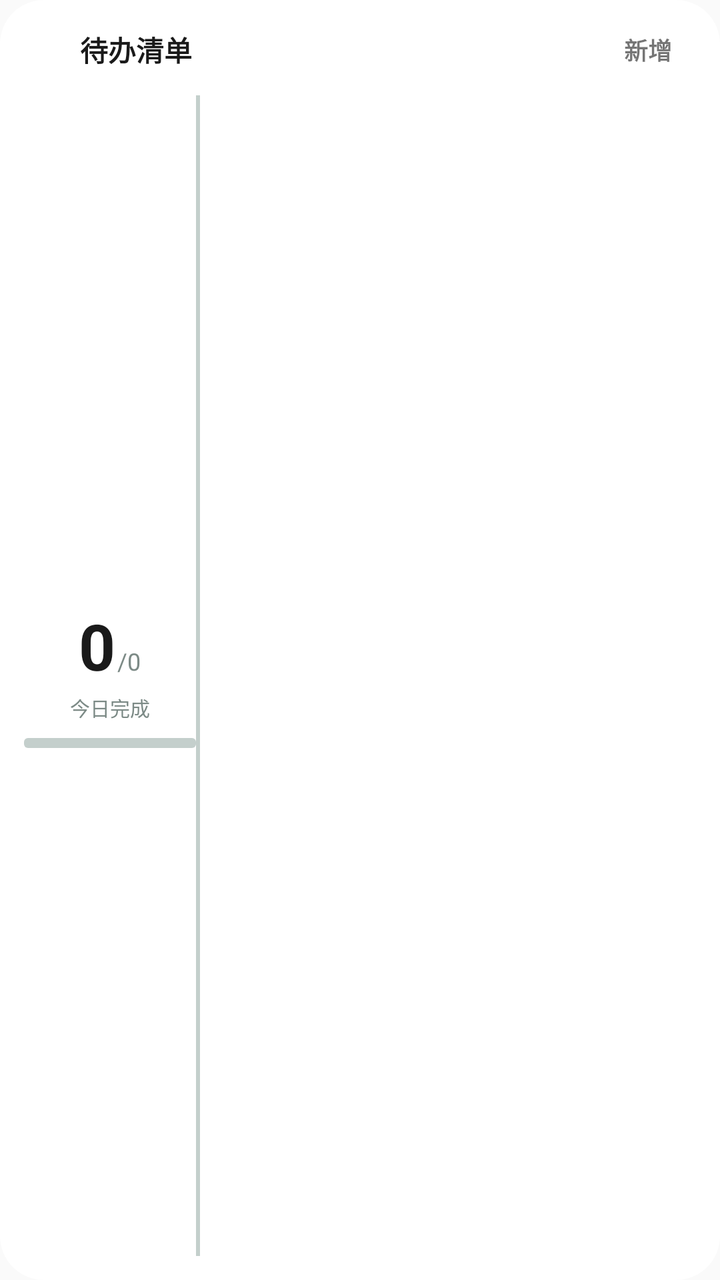
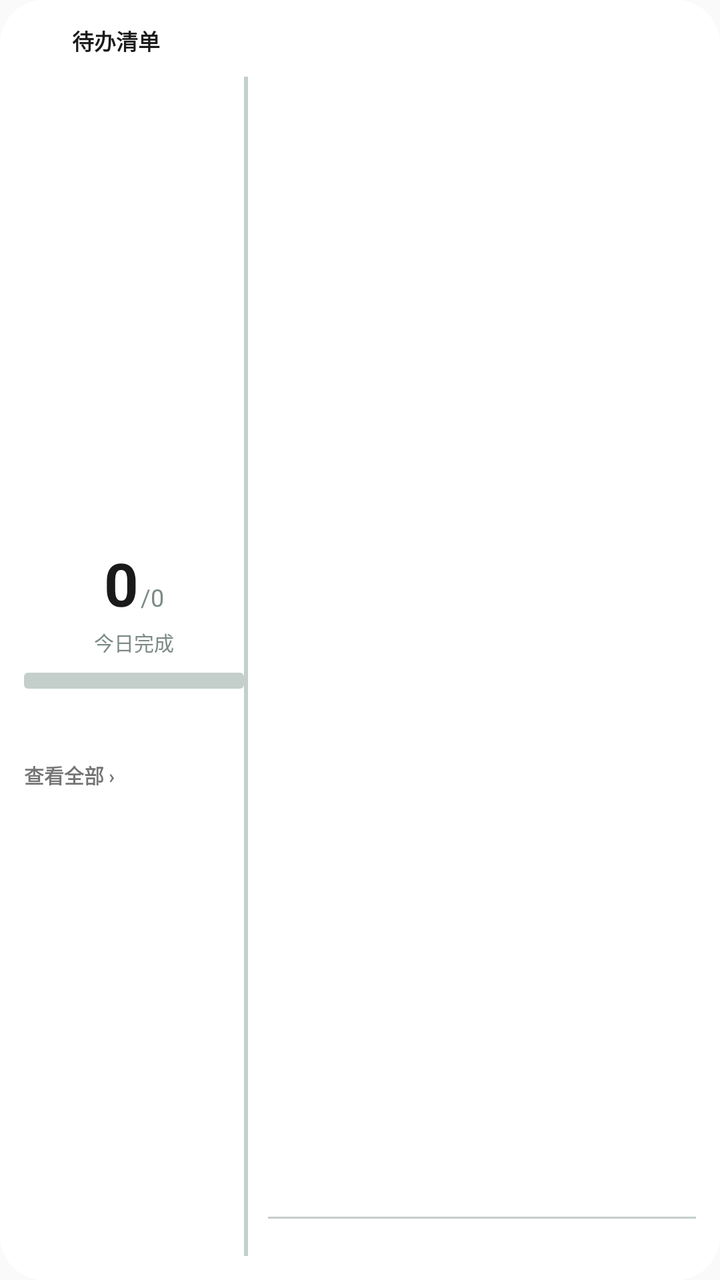

Compare the two renders of this Android layout. The source of the first and the diff that turns it into the second are given below.
<!-- AndroidManifest.xml: application theme Theme.PalmNote -->
<!-- res/layout/widget_todo_unified.xml -->
<?xml version="1.0" encoding="utf-8"?>
<LinearLayout xmlns:android="http://schemas.android.com/apk/res/android"
    android:id="@+id/widget_layout"
    android:layout_width="match_parent"
    android:layout_height="match_parent"
    android:orientation="vertical"
    android:padding="12dp"
    android:background="@drawable/widget_card_round">

    
    <LinearLayout
        android:layout_width="match_parent"
        android:layout_height="wrap_content"
        android:orientation="horizontal"
        android:gravity="center_vertical">

        <FrameLayout
            android:layout_width="@dimen/widget_icon_badge"
            android:layout_height="@dimen/widget_icon_badge">

            <ImageView
                android:id="@+id/widget_todo_badge"
                android:layout_width="match_parent"
                android:layout_height="match_parent"
                android:src="@drawable/widget_shape_circle"
                android:contentDescription="@null" />

            <TextView
                android:layout_width="match_parent"
                android:layout_height="match_parent"
                android:text="✓"
                android:textSize="11sp"
                android:textStyle="bold"
                android:textColor="#FFFFFFFF"
                android:gravity="center" />
        </FrameLayout>

        <TextView
            android:layout_width="0dp"
            android:layout_height="wrap_content"
            android:layout_weight="1"
            android:text="@string/widget_todo_title"
            android:textSize="@dimen/widget_text_title"
            android:textColor="@color/widget_v2_text_primary"
            android:textStyle="bold"
            android:layout_marginStart="8dp" />

        <FrameLayout
            android:layout_width="wrap_content"
            android:layout_height="wrap_content">

            <ImageView
                android:id="@+id/widget_todo_add_bg"
                android:layout_width="match_parent"
                android:layout_height="match_parent"
                android:src="@drawable/widget_chip_round"
                android:contentDescription="@null" />

            <TextView
                android:id="@+id/widget_todo_add"
                android:layout_width="wrap_content"
                android:layout_height="wrap_content"
                android:text="@string/widget_add"
                android:textSize="12sp"
                android:textStyle="bold"
                android:paddingHorizontal="12dp"
                android:paddingVertical="4dp" />
        </FrameLayout>
    </LinearLayout>

    <LinearLayout
        android:layout_width="match_parent"
        android:layout_height="0dp"
        android:layout_weight="1"
        android:orientation="horizontal"
        android:layout_marginTop="10dp">

        
        <LinearLayout
            android:id="@+id/widget_todo_progress_col"
            android:layout_width="86dp"
            android:layout_height="match_parent"
            android:orientation="vertical"
            android:gravity="center_horizontal|center_vertical">

            <LinearLayout
                android:layout_width="wrap_content"
                android:layout_height="wrap_content"
                android:orientation="horizontal"
                android:gravity="bottom">

                <TextView
                    android:id="@+id/widget_todo_done"
                    android:layout_width="wrap_content"
                    android:layout_height="wrap_content"
                    android:text="0"
                    android:textSize="32sp"
                    android:textColor="@color/widget_v2_text_primary"
                    android:textStyle="bold"
                    android:maxLines="1" />

                <TextView
                    android:id="@+id/widget_todo_total"
                    android:layout_width="wrap_content"
                    android:layout_height="wrap_content"
                    android:text="/0"
                    android:textSize="12sp"
                    android:textColor="@color/widget_v2_text_secondary"
                    android:layout_marginStart="1dp"
                    android:maxLines="1" />
            </LinearLayout>

            <TextView
                android:layout_width="wrap_content"
                android:layout_height="wrap_content"
                android:text="@string/widget_todo_done_label"
                android:textSize="@dimen/widget_text_micro"
                android:textColor="@color/widget_v2_text_secondary"
                android:layout_marginTop="2dp" />

            <FrameLayout
                android:layout_width="match_parent"
                android:layout_height="5dp"
                android:layout_marginTop="8dp">

                <ImageView
                    android:layout_width="match_parent"
                    android:layout_height="match_parent"
                    android:src="@drawable/widget_bar_track"
                    android:contentDescription="@null" />

                <ImageView
                    android:id="@+id/widget_todo_progress_fill"
                    android:layout_width="match_parent"
                    android:layout_height="match_parent"
                    android:src="@drawable/widget_bar_fill"
                    android:contentDescription="@null" />
            </FrameLayout>
        </LinearLayout>

        <ImageView
            android:id="@+id/widget_todo_divider"
            android:layout_width="2dp"
            android:layout_height="match_parent"
            android:background="@color/widget_v2_ring"
            android:contentDescription="@null" />

        <LinearLayout
            android:layout_width="0dp"
            android:layout_height="match_parent"
            android:layout_weight="1"
            android:orientation="vertical"
            android:layout_marginStart="10dp">

            <ListView
                android:id="@+id/widget_todo_list"
                android:layout_width="match_parent"
                android:layout_height="match_parent"
                android:divider="@android:color/transparent"
                android:dividerHeight="4dp"
                android:scrollbars="none" />

            <TextView
                android:id="@+id/widget_todo_empty"
                android:layout_width="match_parent"
                android:layout_height="wrap_content"
                android:text="@string/widget_todo_empty"
                android:textSize="12sp"
                android:textColor="@color/widget_v2_text_tertiary"
                android:gravity="center"
                android:paddingVertical="12dp"
                android:visibility="gone" />
        </LinearLayout>
    </LinearLayout>

</LinearLayout>
<!-- resources referenced by this layout -->
<resources>
  <color name="widget_v2_ring">#FFC4CFCC</color>
  <color name="widget_v2_text_primary">#FF1A1A1A</color>
  <color name="widget_v2_text_secondary">#FF7C8A86</color>
  <color name="widget_v2_text_tertiary">#FF9AABA6</color>
  <dimen name="widget_icon_badge">20dp</dimen>
  <dimen name="widget_text_micro">10sp</dimen>
  <dimen name="widget_text_title">14sp</dimen>
  <!-- drawable widget_bar_fill (drawable) -->
  <?xml version="1.0" encoding="utf-8"?>
  <clip xmlns:android="http://schemas.android.com/apk/res/android"
      android:clipOrientation="horizontal"
      android:gravity="left">
      <shape android:shape="rectangle">
          <solid android:color="#FFFFFF" />
          <corners android:radius="2dp" />
      </shape>
  </clip>
  <!-- drawable widget_bar_track (drawable) -->
  <?xml version="1.0" encoding="utf-8"?>
  <shape xmlns:android="http://schemas.android.com/apk/res/android" android:shape="rectangle">
      <solid android:color="@color/widget_v2_ring" />
      <corners android:radius="2dp" />
  </shape>
  <!-- drawable widget_card_round (drawable) -->
  <?xml version="1.0" encoding="utf-8"?>
  <shape xmlns:android="http://schemas.android.com/apk/res/android" android:shape="rectangle">
      <solid android:color="@color/widget_v2_card_bg" />
      <corners android:radius="22dp" />
  </shape>
  <!-- drawable widget_chip_round (drawable) -->
  <?xml version="1.0" encoding="utf-8"?>
  <shape xmlns:android="http://schemas.android.com/apk/res/android" android:shape="rectangle">
      <solid android:color="#FFFFFFFF" />
      <corners android:radius="10dp" />
  </shape>
  <!-- drawable widget_shape_circle (drawable) -->
  <?xml version="1.0" encoding="utf-8"?>
  <shape xmlns:android="http://schemas.android.com/apk/res/android"
      android:shape="oval">
      <solid android:color="#FFFFFF" />
  </shape>
  <string name="widget_add">新增</string>
  <string name="widget_todo_done_label">今日完成</string>
  <string name="widget_todo_empty">暂无待办事项</string>
  <string name="widget_todo_title">待办清单</string>
  <style name="Theme.PalmNote" parent="Theme.AppCompat.DayNight.NoActionBar">
          <item name="android:statusBarColor">@android:color/transparent</item>
          <item name="android:navigationBarColor">@android:color/transparent</item>
          <item name="android:windowLightStatusBar">true</item>
      </style>
  <color name="widget_v2_card_bg">#FFFFFFFF</color>
</resources>

<!-- the commit's change to res/layout/widget_todo_unified.xml (unified diff, before → after) -->
@@ -1,5 +1,6 @@
 <?xml version="1.0" encoding="utf-8"?>
 <LinearLayout xmlns:android="http://schemas.android.com/apk/res/android"
+    xmlns:tools="http://schemas.android.com/tools"
     android:id="@+id/widget_layout"
     android:layout_width="match_parent"
     android:layout_height="match_parent"
@@ -45,27 +46,19 @@
             android:textStyle="bold"
             android:layout_marginStart="8dp" />
 
-        <FrameLayout
+        
+        <TextView
+            android:id="@+id/widget_todo_overdue_pill"
             android:layout_width="wrap_content"
-            android:layout_height="wrap_content">
-
-            <ImageView
-                android:id="@+id/widget_todo_add_bg"
-                android:layout_width="match_parent"
-                android:layout_height="match_parent"
-                android:src="@drawable/widget_chip_round"
-                android:contentDescription="@null" />
-
-            <TextView
-                android:id="@+id/widget_todo_add"
-                android:layout_width="wrap_content"
-                android:layout_height="wrap_content"
-                android:text="@string/widget_add"
-                android:textSize="12sp"
-                android:textStyle="bold"
-                android:paddingHorizontal="12dp"
-                android:paddingVertical="4dp" />
-        </FrameLayout>
+            android:layout_height="wrap_content"
+            android:background="@drawable/widget_pill_warn"
+            android:textSize="10sp"
+            android:textStyle="bold"
+            android:textColor="@color/widget_risk_red"
+            android:paddingHorizontal="10dp"
+            android:paddingVertical="3dp"
+            android:visibility="gone"
+            tools:ignore="SmallSp" />
     </LinearLayout>
 
     <LinearLayout
@@ -78,7 +71,7 @@
         
         <LinearLayout
             android:id="@+id/widget_todo_progress_col"
-            android:layout_width="86dp"
+            android:layout_width="110dp"
             android:layout_height="match_parent"
             android:orientation="vertical"
             android:gravity="center_horizontal|center_vertical">
@@ -94,7 +87,7 @@
                     android:layout_width="wrap_content"
                     android:layout_height="wrap_content"
                     android:text="0"
-                    android:textSize="32sp"
+                    android:textSize="30sp"
                     android:textColor="@color/widget_v2_text_primary"
                     android:textStyle="bold"
                     android:maxLines="1" />
@@ -120,7 +113,7 @@
 
             <FrameLayout
                 android:layout_width="match_parent"
-                android:layout_height="5dp"
+                android:layout_height="8dp"
                 android:layout_marginTop="8dp">
 
                 <ImageView
@@ -136,6 +129,34 @@
                     android:src="@drawable/widget_bar_fill"
                     android:contentDescription="@null" />
             </FrameLayout>
+
+            
+            <TextView
+                android:id="@+id/widget_todo_done_count"
+                android:layout_width="match_parent"
+                android:layout_height="wrap_content"
+                android:textSize="10sp"
+                android:textColor="@color/widget_v2_text_tertiary"
+                android:layout_marginTop="10dp"
+                tools:ignore="SmallSp" />
+
+            
+            <LinearLayout
+                android:id="@+id/widget_todo_done_list"
+                android:layout_width="match_parent"
+                android:layout_height="wrap_content"
+                android:orientation="vertical"
+                android:layout_marginTop="8dp" />
+
+            <TextView
+                android:id="@+id/widget_todo_done_more"
+                android:layout_width="match_parent"
+                android:layout_height="wrap_content"
+                android:text="@string/widget_todo_done_more"
+                android:textSize="@dimen/widget_text_micro"
+                android:textStyle="bold"
+                android:layout_marginTop="4dp"
+                android:maxLines="1" />
         </LinearLayout>
 
         <ImageView
@@ -155,9 +176,10 @@
             <ListView
                 android:id="@+id/widget_todo_list"
                 android:layout_width="match_parent"
-                android:layout_height="match_parent"
+                android:layout_height="0dp"
+                android:layout_weight="1"
                 android:divider="@android:color/transparent"
-                android:dividerHeight="4dp"
+                android:dividerHeight="3dp"
                 android:scrollbars="none" />
 
             <TextView
@@ -170,6 +192,24 @@
                 android:gravity="center"
                 android:paddingVertical="12dp"
                 android:visibility="gone" />
+
+            
+            <ImageView
+                android:layout_width="match_parent"
+                android:layout_height="1dp"
+                android:layout_marginTop="4dp"
+                android:background="@color/widget_v2_ring"
+                android:contentDescription="@null"
+                tools:ignore="ContentDescription" />
+
+            <TextView
+                android:id="@+id/widget_todo_week_done"
+                android:layout_width="match_parent"
+                android:layout_height="wrap_content"
+                android:textSize="10sp"
+                android:textColor="@color/widget_v2_text_secondary"
+                android:layout_marginTop="5dp"
+                tools:ignore="SmallSp" />
         </LinearLayout>
     </LinearLayout>
 
<!-- resource entries referenced after the edit -->
@@ -1,12 +1,13 @@
 <!-- resources referenced by this layout -->
 <resources>
+  <color name="widget_risk_red">#FFC62828</color>
   <color name="widget_v2_ring">#FFC4CFCC</color>
   <color name="widget_v2_text_primary">#FF1A1A1A</color>
   <color name="widget_v2_text_secondary">#FF7C8A86</color>
   <color name="widget_v2_text_tertiary">#FF9AABA6</color>
-  <dimen name="widget_icon_badge">20dp</dimen>
+  <dimen name="widget_icon_badge">16dp</dimen>
   <dimen name="widget_text_micro">10sp</dimen>
-  <dimen name="widget_text_title">14sp</dimen>
+  <dimen name="widget_text_title">11sp</dimen>
   <!-- drawable widget_bar_fill (drawable) -->
   <?xml version="1.0" encoding="utf-8"?>
   <clip xmlns:android="http://schemas.android.com/apk/res/android"
@@ -29,11 +30,12 @@
       <solid android:color="@color/widget_v2_card_bg" />
       <corners android:radius="22dp" />
   </shape>
-  <!-- drawable widget_chip_round (drawable) -->
+  <!-- drawable widget_pill_warn (drawable) -->
   <?xml version="1.0" encoding="utf-8"?>
-  <shape xmlns:android="http://schemas.android.com/apk/res/android" android:shape="rectangle">
-      <solid android:color="#FFFFFFFF" />
-      <corners android:radius="10dp" />
+  <shape xmlns:android="http://schemas.android.com/apk/res/android"
+      android:shape="rectangle">
+      <corners android:radius="99dp" />
+      <solid android:color="@color/widget_warn_bg" />
   </shape>
   <!-- drawable widget_shape_circle (drawable) -->
   <?xml version="1.0" encoding="utf-8"?>
@@ -41,8 +43,8 @@
       android:shape="oval">
       <solid android:color="#FFFFFF" />
   </shape>
-  <string name="widget_add">新增</string>
   <string name="widget_todo_done_label">今日完成</string>
+  <string name="widget_todo_done_more">查看全部 ›</string>
   <string name="widget_todo_empty">暂无待办事项</string>
   <string name="widget_todo_title">待办清单</string>
   <style name="Theme.PalmNote" parent="Theme.AppCompat.DayNight.NoActionBar">
@@ -51,5 +53,6 @@
           <item name="android:windowLightStatusBar">true</item>
       </style>
   <color name="widget_v2_card_bg">#FFFFFFFF</color>
+  <color name="widget_warn_bg">#1FDC2626</color>
 </resources>
 
